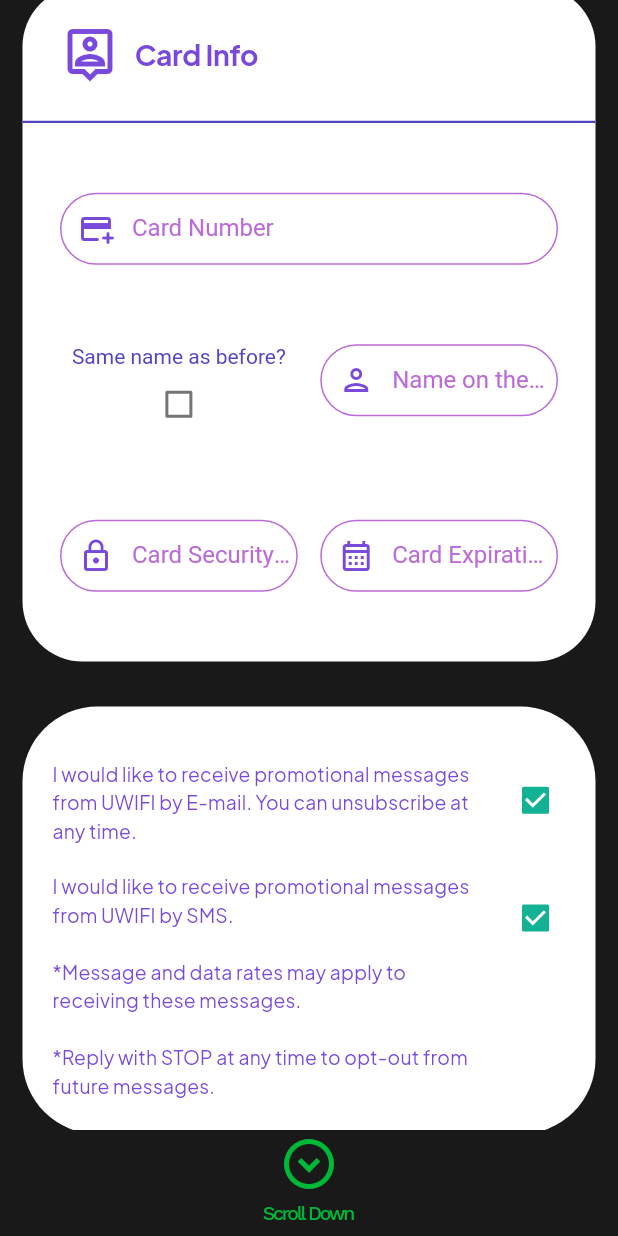
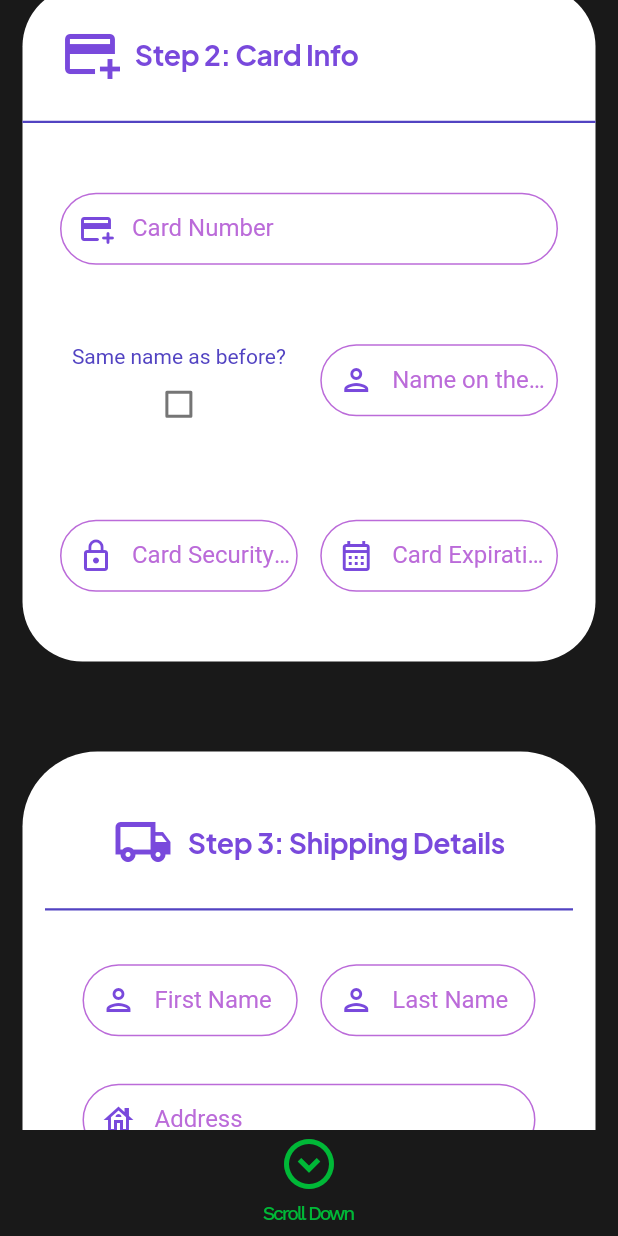
Before and after one commit to CB-Luna/uwifi_map_services, a Flutter app: the CustomerInfoView screen opened directly with empty values, scrolled down 576 dp, on a phone screen of 412 x 824 dp. Run offline on Flutter 3.47's test engine with Material 2 defaults, Android fonts, the phone set to English and light mode, and no system bars; our stand-ins replace accordion, animated_text_kit, another_flushbar, badges, camera, clay_containers and 10 more; missing offline and left inert: circular_menu, dart:html, dart:js, google_maps, pattern_formatter, pointer_interceptor and 2 more; network calls fail.

Commit message:
acomodo de secciones e inicio de controladores

```diff
--- a/lib/ui/views/stepsViews/customer_location_display.dart
+++ b/lib/ui/views/stepsViews/customer_location_display.dart
@@ -26,22 +26,24 @@ class CustomerLocationDisplay extends StatelessWidget with Popup {
         mainAxisSize: MainAxisSize.min,
         mainAxisAlignment: MainAxisAlignment.start,
         children: [
+          const SizedBox(height: 30,),
           //Checkboxes
           Container(
+            height: 400,
             margin: const EdgeInsets.symmetric(vertical: 0),
             padding: const EdgeInsets.all(15),
             decoration: BoxDecoration(
               borderRadius: BorderRadius.circular(50),
               color: colorBgWhite,
             ),
-            child: const PromoCheckbox(),
+            child: const ShippingInfo(),
           ),
-           SizedBox(
+           const SizedBox(
           height: 30,
         ),
         //Shipping Info
         Container(
-          height: 300,
+          height: 270,
           decoration: BoxDecoration(
             color: colorInversePrimary,
             boxShadow: const [
@@ -54,26 +56,9 @@ class CustomerLocationDisplay extends StatelessWidget with Popup {
             ],
             borderRadius: BorderRadius.circular(40),
           ),
-          child:const ShippingInfo(),
+          child:const PromoCheckbox(),
         ),
-        SizedBox(height: 30,),
-        //Summary
-        Container(
-          height: 300,
-          decoration: BoxDecoration(
-            color: colorInversePrimary,
-            boxShadow: const [
-              BoxShadow(
-                blurRadius: 15,
-                spreadRadius: -5,
-                color: colorBgB,
-                offset: Offset(0, 15),
-              )
-            ],
-            borderRadius: BorderRadius.circular(40),
-          ),
-          child: const SummaryInfo(),
-        ),
+
         ],
       ),
     );
--- a/lib/ui/views/stepsViews/customer_personal_details_form.dart
+++ b/lib/ui/views/stepsViews/customer_personal_details_form.dart
@@ -11,7 +11,8 @@ import 'package:uwifi_map_services/ui/inputs/custom_inputs.dart';
 import '../../../providers/steps_controller.dart';
 
 class CustomerPersonalDetailsForm extends StatelessWidget {
-  const CustomerPersonalDetailsForm({Key? key}) : super(key: key);
+  final String dir;
+  const CustomerPersonalDetailsForm({Key? key, required this.dir}) : super(key: key);
 
   @override
   Widget build(BuildContext context) {
@@ -67,7 +68,7 @@ class CustomerPersonalDetailsForm extends StatelessWidget {
                     ),
                     const SizedBox(width: 10),
                     Text(
-                      'Personal Details',
+                      'Step 1: Personal Details',
                       style: h2Style(context),
                     ),
                   ],
@@ -247,6 +248,7 @@ class CustomerPersonalDetailsForm extends StatelessWidget {
                                   controller.setAddress(value),
 
                               ///VALIDATION TRIGGER
+                              // initialValue: dir,
                               autovalidateMode:
                                   AutovalidateMode.onUserInteraction,
                               obscureText: false,
@@ -348,13 +350,13 @@ class CustomerPersonalDetailsForm extends StatelessWidget {
                     mainAxisSize: MainAxisSize.min,
                     children: [
                       const Icon(
-                        Icons.location_history_outlined,
+                        Icons.add_card_outlined,
                         color: colorPrimary,
                         size: 40,
                       ),
                       const SizedBox(width: 10),
                       Text(
-                        'Card Info',
+                        'Step 2: Card Info',
                         style: h2Style(context),
                       ),
                     ],
--- a/lib/ui/views/stepsViews/shipping_info.dart
+++ b/lib/ui/views/stepsViews/shipping_info.dart
@@ -26,13 +26,13 @@ class _ShippingInfoState extends State<ShippingInfo> {
                   mainAxisSize: MainAxisSize.min,
                   children: [
                     const Icon(
-                      Icons.location_history_outlined,
+                      Icons.local_shipping_outlined,
                       color: colorPrimary,
                       size: 40,
                     ),
                     const SizedBox(width: 10),
                     Text(
-                      'Shipping Details',
+                      'Step 3: Shipping Details',
                       style: h2Style(context),
                     ),
                   ],
```
Also changed, not shown: lib/ui/views/stepsViews/customer_info_view.dart (+8 -12 lines).
